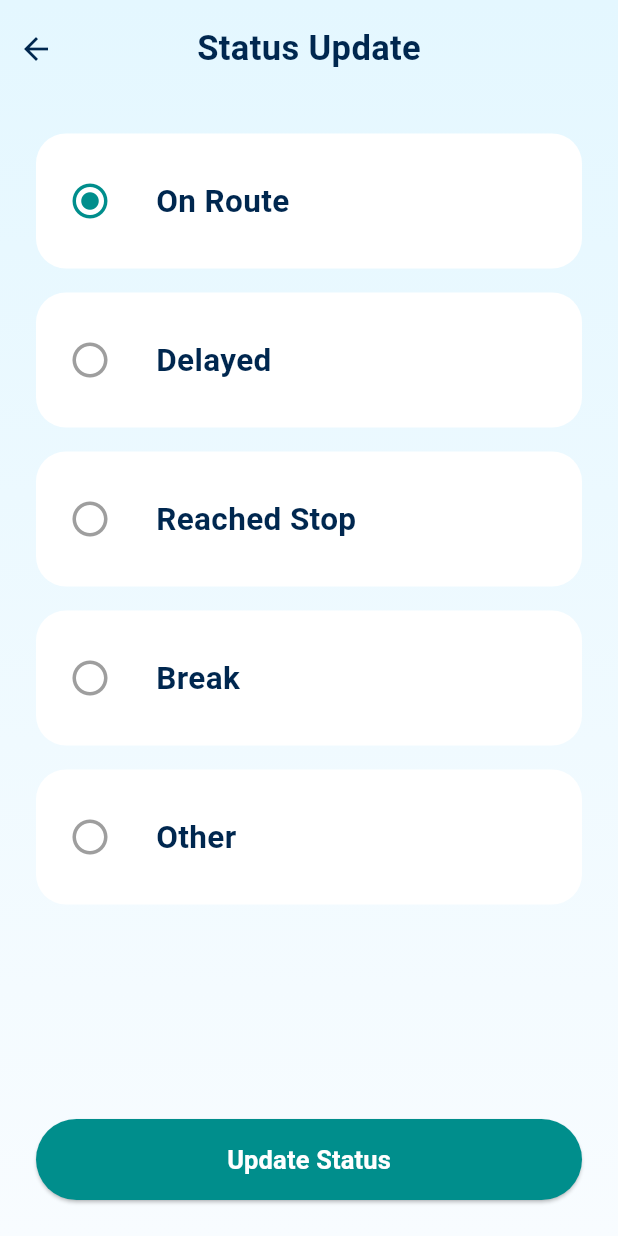
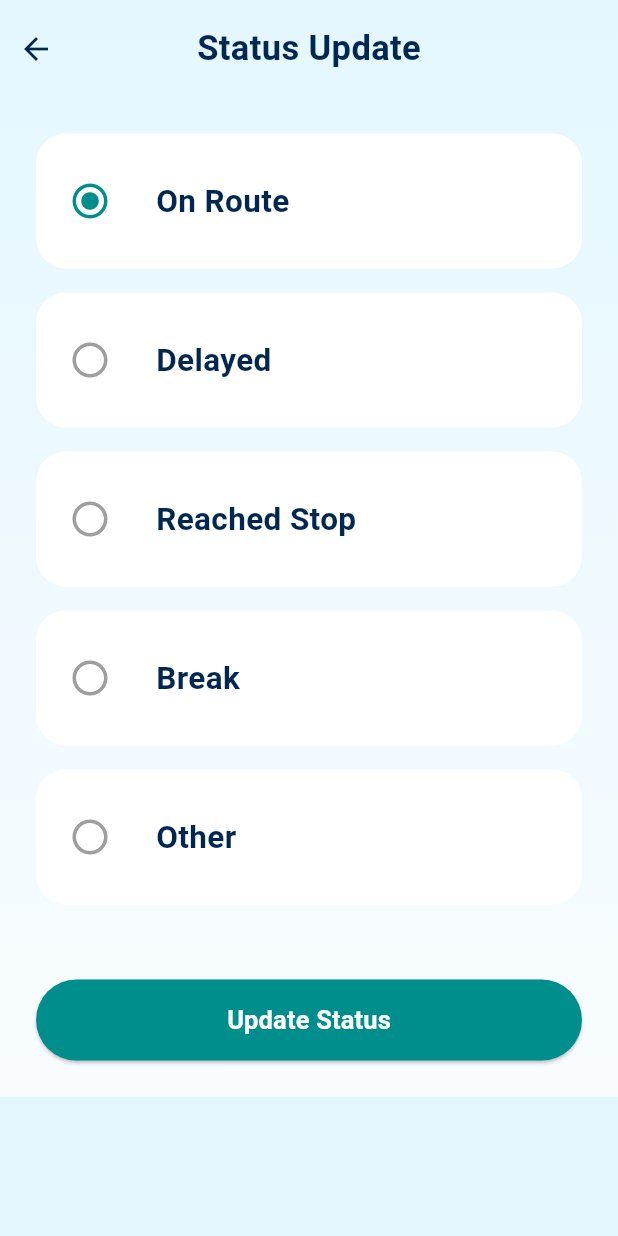
Before and after one commit to ayesha-toufique/PSB-Go, a Flutter app: the StatusUpdateScreen screen opened directly, on a phone screen of 412 x 824 dp. Run offline on Flutter 3.47's test engine with Material 3 defaults, Android fonts, the phone set to English and light mode, and no system bars; our stand-ins replace flutter_map, flutter_svg, get, latlong2, shared_preferences; accounts and stored records are empty.

Commit message:
Update driver live tracking and status update screens

```diff
--- a/lib/main.dart
+++ b/lib/main.dart
@@ -32,7 +32,7 @@ class PSBGoApp extends StatelessWidget {
               ? ThemeMode.dark
               : ThemeMode.light,
 
-          initialRoute: AppRoutes.splash,
+          initialRoute: AppRoutes.LiveTracking,
           getPages: AppPages.pages,
         );
       },
--- a/lib/routes/app_pages.dart
+++ b/lib/routes/app_pages.dart
@@ -2,6 +2,7 @@
 import 'package:get/get.dart';
 import 'package:psb_go/view/driver/bus_selection_screen.dart';
 import 'package:psb_go/view/driver/driver_home_screen.dart';
+import 'package:psb_go/view/driver/status_update_screen.dart';
 import 'package:psb_go/view/passenger/announcements_screen.dart';
 import 'package:psb_go/view/passenger/explore_routes_screen.dart';
 import 'package:psb_go/view/passenger/favourite_screen.dart';
@@ -72,5 +73,10 @@ GetPage(
   name: AppRoutes.LiveTracking,
   page: () => LiveTrackingScreen(),
 ),
+
+GetPage(
+  name: AppRoutes.StatusUpdate,
+  page: () => StatusUpdateScreen(),
+),
   ];
 }
--- a/lib/routes/app_routes.dart
+++ b/lib/routes/app_routes.dart
@@ -17,4 +17,6 @@ class AppRoutes {
   static const driverBusSelection = '/driver-bus-selection';
   static const driverLiveTracking = '/driver-live-tracking';
   static const LiveTracking = '/live-tracking';
+  static const StatusUpdate = '/status-update';
+
 }
--- a/lib/view/driver/route_details_screen.dart
+++ b/lib/view/driver/route_details_screen.dart
@@ -1,6 +1,6 @@
 import 'package:flutter/material.dart';
 import 'package:get/get.dart';
-
+import 'package:psb_go/routes/app_routes.dart';
 class RouteDetailsScreen extends StatelessWidget {
   final String routeCode;
 
@@ -176,7 +176,7 @@ class RouteDetailsScreen extends StatelessWidget {
                 height: 55,
                 child: ElevatedButton(
                   onPressed: () {
-                    Get.snackbar('Now', 'live tracking will be connected here',);
+                     Get.toNamed(AppRoutes.LiveTracking);
                   },
                   style: ElevatedButton.styleFrom(
                     backgroundColor: primaryColor,
--- a/lib/view/driver/status_update_screen.dart
+++ b/lib/view/driver/status_update_screen.dart
@@ -45,6 +45,7 @@ class _StatusUpdateScreenState extends State<StatusUpdateScreen> {
           ),
         ),
         child: SafeArea(
+          child: SingleChildScrollView(
             child: Column(
               children: [
                 // Header
@@ -76,8 +77,7 @@ class _StatusUpdateScreenState extends State<StatusUpdateScreen> {
                 ),
 
                 // Status options
-              Expanded(
-                child: Padding(
+                Padding(
                   padding: const EdgeInsets.all(24),
                   child: Column(
                     children: [
@@ -134,7 +134,6 @@ class _StatusUpdateScreenState extends State<StatusUpdateScreen> {
                     }).toList(),
                   ),
                 ),
-              ),
 
                 // Update button
                 Padding(
@@ -171,6 +170,7 @@ class _StatusUpdateScreenState extends State<StatusUpdateScreen> {
             ),
           ),
         ),
+      ),
     );
   }
 }
```
Also changed, not shown: lib/view/driver/live _tracking_screen.dart (+36 -3 lines). Lines whose indentation alone changed are shown as unchanged.
